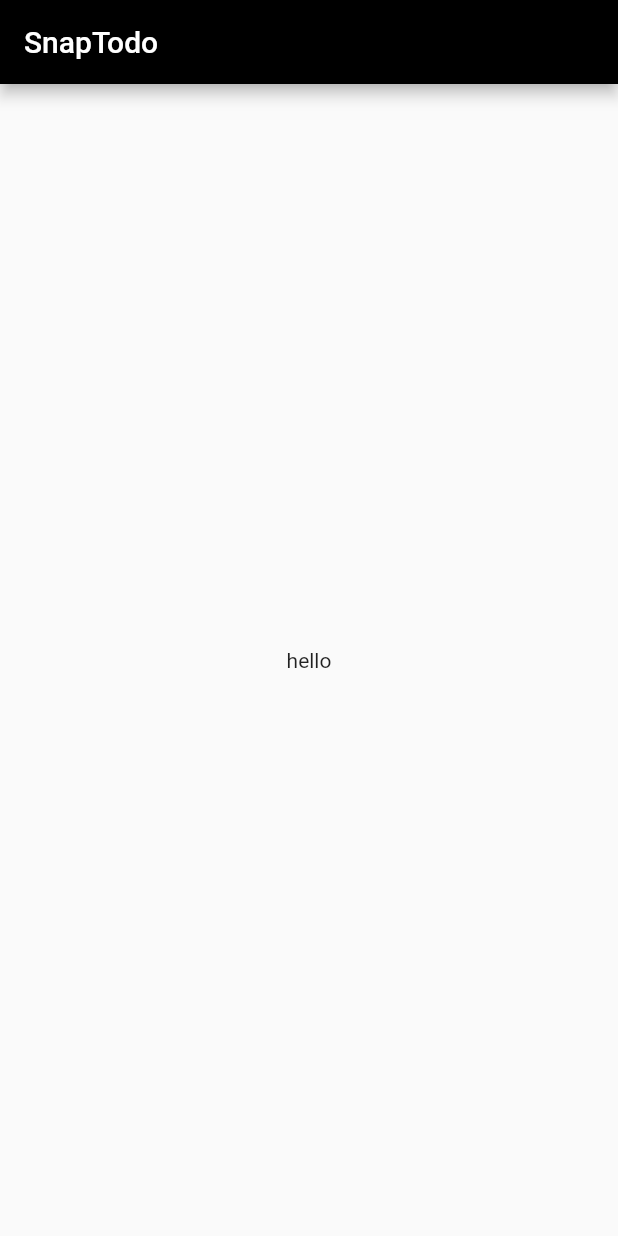
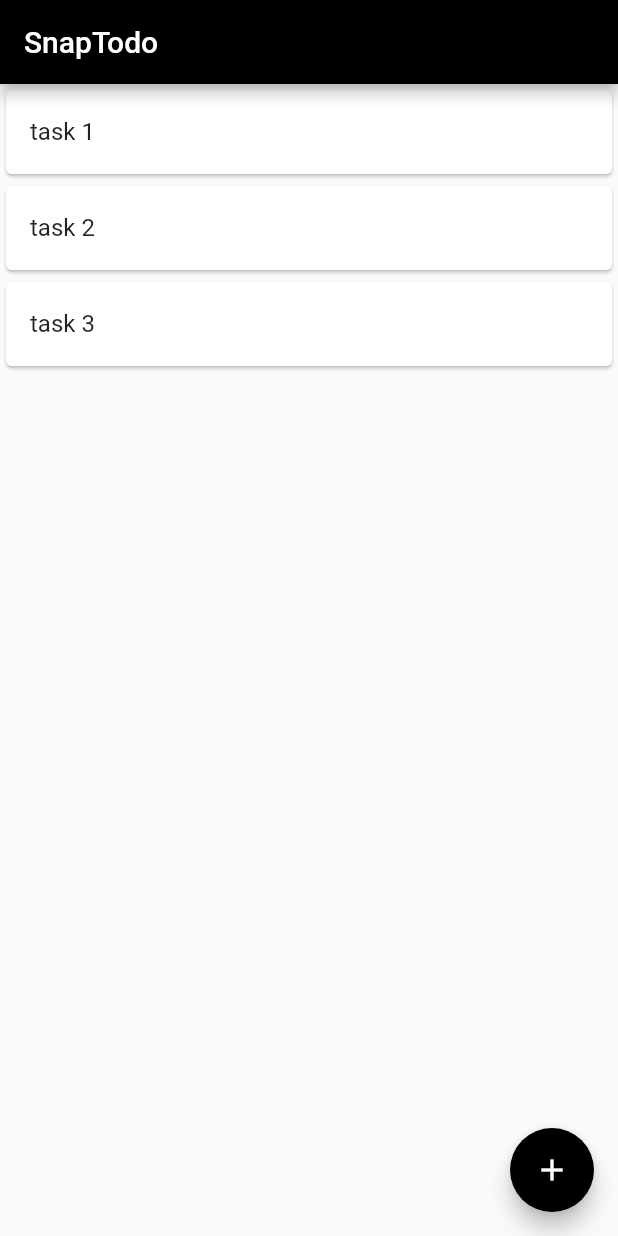
Before and after one commit to ajishere07/flutter_snap_todo, a Flutter app: the screen it shows after launch, on a phone screen of 412 x 824 dp. Run offline on Flutter 3.47's test engine with Material 2 defaults, Android fonts, the light colour scheme and no system bars.

Commit message:
added listview float btn

```diff
--- a/lib/main.dart
+++ b/lib/main.dart
@@ -1,4 +1,5 @@
 import 'package:flutter/material.dart';
+import 'package:snap_todo/widgets/List_view.dart';
 
 void main() {
   runApp(const MyApp());
@@ -11,15 +12,7 @@ class MyApp extends StatelessWidget {
   Widget build(BuildContext context) {
     return MaterialApp(
       title: 'SnapTodo',
-      home: Scaffold(
-        appBar: AppBar(
-          title: const Text('SnapTodo'),
-          backgroundColor: Colors.black,
-        ),
-        body: const Center(
-          child: Text('hello'),
-        ),
-      ),
+      home: ListGrid(),
     );
   }
 }
--- /dev/null
+++ b/lib/widgets/List_view.dart
@@ -0,0 +1,37 @@
+import 'package:flutter/material.dart';
+
+class ListGrid extends StatefulWidget {
+  const ListGrid({Key? key}) : super(key: key);
+
+  @override
+  _ListGridState createState() => _ListGridState();
+}
+
+class _ListGridState extends State<ListGrid> {
+  List<String> superheroes = ['task 1', 'task 2', 'task 3'];
+
+  @override
+  Widget build(BuildContext context) {
+    return Scaffold(
+      appBar: AppBar(
+        title: const Text('SnapTodo'),
+        backgroundColor: Colors.black,
+      ),
+      body: Container(
+        child: ListView.builder(
+          itemCount: superheroes.length,
+          itemBuilder: ((context, index) => Card(
+                child: ListTile(
+                  title: Text(superheroes[index]),
+                ),
+              )),
+        ),
+      ),
+      floatingActionButton: FloatingActionButton(
+        onPressed: null,
+        child: Icon(Icons.add),
+        backgroundColor: Colors.black,
+      ),
+    );
+  }
+}
```
